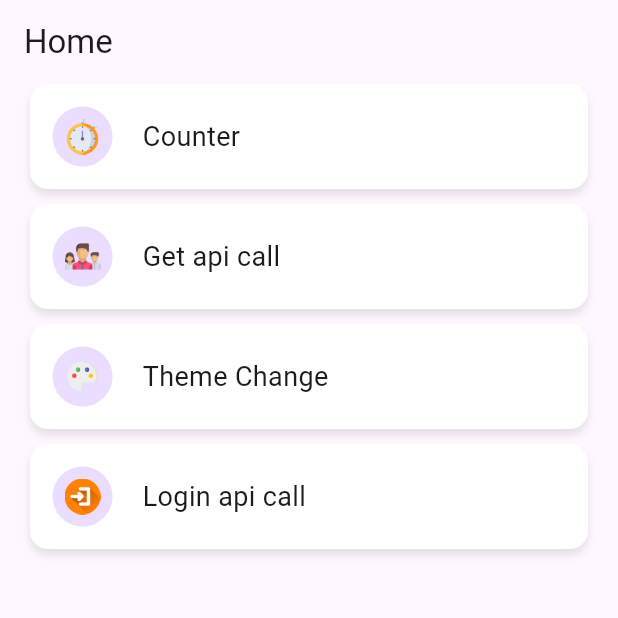
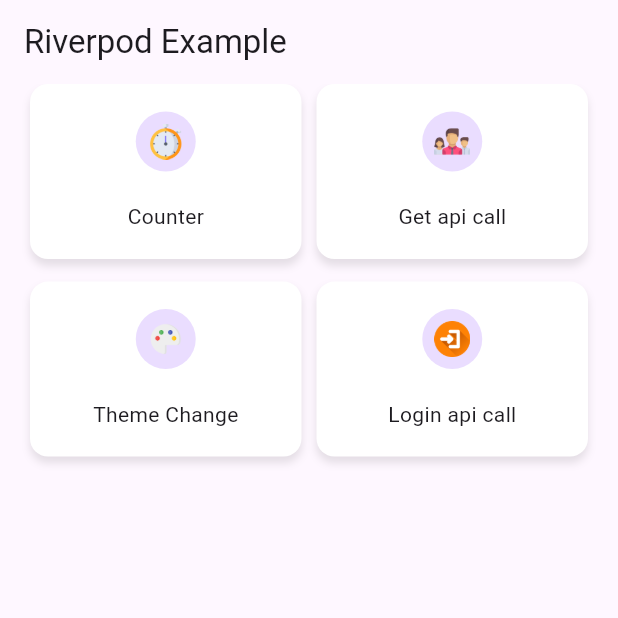
Before and after one commit to tonujewel/Riverpod-Example, a Flutter app: the screen it shows after launch, on a phone screen of 412 x 824 dp, the top half of it. Run offline on Flutter 3.47's test engine with Material 3 defaults, Android fonts, the phone set to English and light mode, and no system bars; our stand-ins replace dartz, dio, equatable, flutter_riverpod, fluttertoast.

Commit message:
[Add] Home refactor

```diff
--- a/lib/feature/home/homse_screen.dart
+++ b/lib/feature/home/home_screen.dart
@@ -1,10 +1,10 @@
 import 'package:flutter/material.dart';
-import 'package:riverpod_example/feature/login/screen/login_screen.dart';
 
 import '../../core/constant/app_constant.dart';
 import '../../core/model/home_model.dart';
 import '../../core/widgets/primary_container.dart';
 import '../counter/screen/counter_screen.dart';
+import '../login/screen/login_screen.dart';
 import '../theme_change/screen/theme_change_screen.dart';
 import '../user_list/screen/users_screen.dart';
 
@@ -15,9 +15,15 @@ class HomeScreen extends StatelessWidget {
   Widget build(BuildContext context) {
     return Scaffold(
       appBar: AppBar(
-        title: const Text("Home"),
+        title: const Text("Riverpod Example"),
       ),
-      body: ListView.builder(
+      body: GridView.builder(
+        gridDelegate: const SliverGridDelegateWithFixedCrossAxisCount(
+          crossAxisCount: 2,
+          mainAxisSpacing: 5.0,
+          crossAxisSpacing: 10.0,
+          childAspectRatio: 1 / .7,
+        ),
         padding: const EdgeInsets.symmetric(horizontal: 20),
         itemCount: AppConstant.homeList.length,
         itemBuilder: (_, index) {
@@ -34,7 +40,7 @@ class HomeScreen extends StatelessWidget {
                 Navigator.push(context, MaterialPageRoute(builder: (context) => const ThemeChangeScreen()));
               }
               if (AppConstant.homeList[index].id == 4) {
-                Navigator.push(context, MaterialPageRoute(builder: (context) =>  LoginScreen()));
+                Navigator.push(context, MaterialPageRoute(builder: (context) => LoginScreen()));
               }
             },
           );
@@ -59,7 +65,9 @@ class HomeItemWidget extends StatelessWidget {
     return InkWell(
       onTap: onTap,
       child: PrimaryContainer(
-        child: Row(
+        allPadding: 0,
+        child: Column(
+          mainAxisAlignment: MainAxisAlignment.center,
           children: [
             CircleAvatar(
               child: Padding(
@@ -67,10 +75,9 @@ class HomeItemWidget extends StatelessWidget {
                 child: Image.asset(data.imgPath, height: 30),
               ),
             ),
-            const SizedBox(width: 20),
+            const SizedBox(height: 20),
             Text(
               data.title,
-              style: const TextStyle(fontSize: 18),
             ),
           ],
         ),
--- a/lib/feature/splash/provider/splash_provider.dart
+++ b/lib/feature/splash/provider/splash_provider.dart
@@ -1,7 +1,7 @@
 import 'package:flutter/material.dart';
 import 'package:flutter_riverpod/flutter_riverpod.dart';
 
-import '../../home/homse_screen.dart';
+import '../../home/home_screen.dart';
 
 splashProvider(BuildContext context) => FutureProvider((ref) async {
       await Future.delayed(const Duration(seconds: 3));
```
